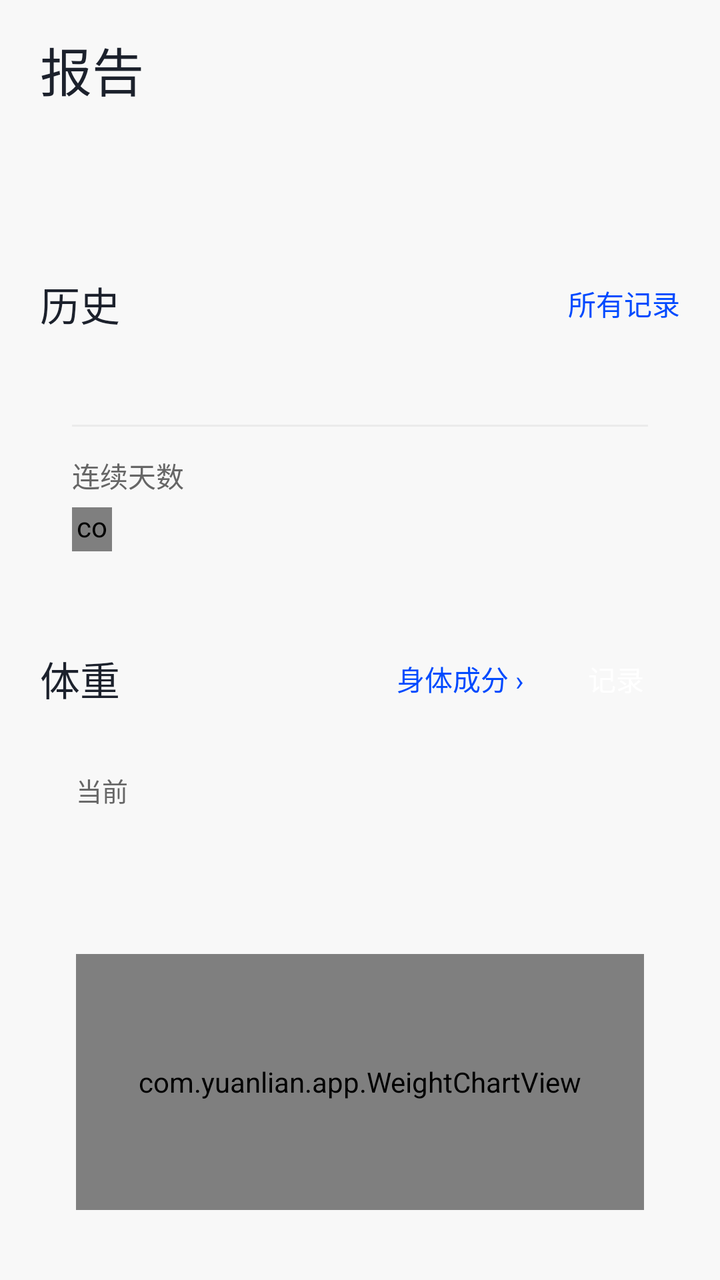
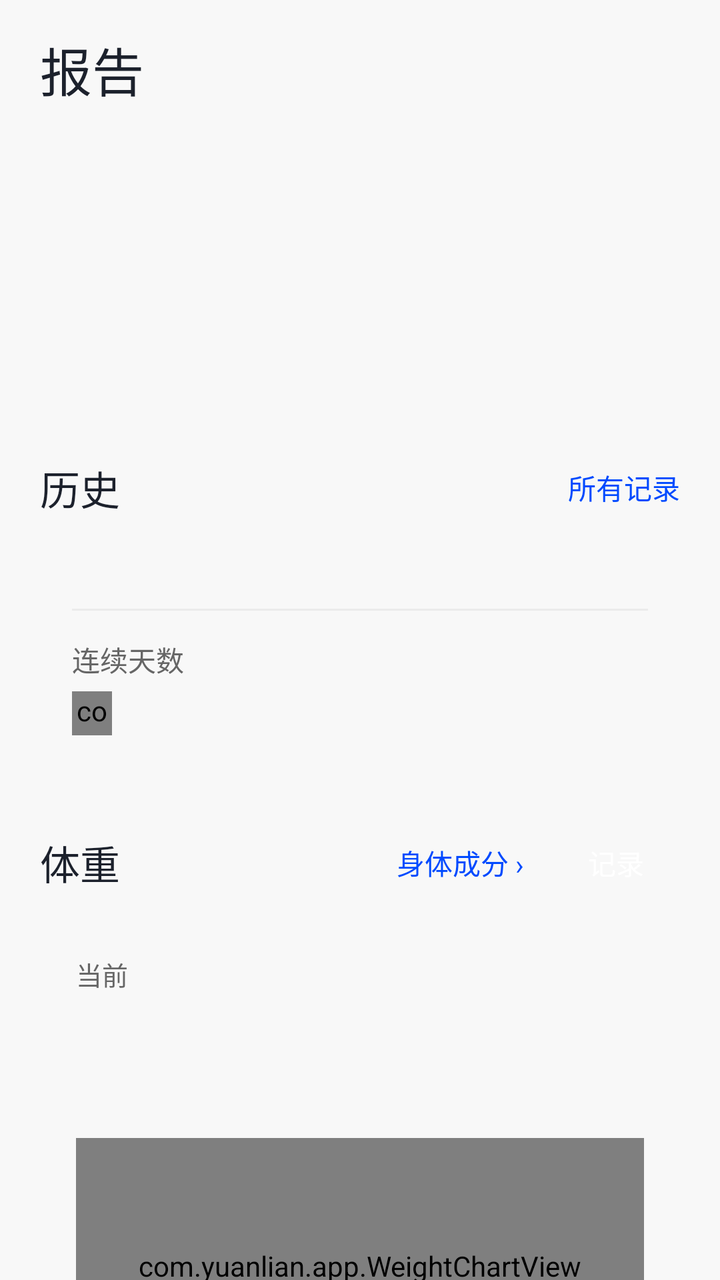

Two renders of the same Android screen: before a commit and after it. Below are the layout's source before the change and the commit's diff.
<!-- AndroidManifest.xml: application theme AppTheme -->
<!-- res/layout/activity_report.xml -->
<?xml version="1.0" encoding="utf-8"?>
<LinearLayout xmlns:android="http://schemas.android.com/apk/res/android"
    android:id="@+id/root"
    android:layout_width="match_parent"
    android:layout_height="match_parent"
    android:background="@color/bg"
    android:orientation="vertical">

    <ScrollView
        android:layout_width="match_parent"
        android:layout_height="0dp"
        android:layout_weight="1"
        android:clipToPadding="false"
        android:fillViewport="true"
        android:scrollbars="none">

        <LinearLayout
            android:layout_width="match_parent"
            android:layout_height="wrap_content"
            android:orientation="vertical"
            android:paddingLeft="20dp"
            android:paddingTop="16dp"
            android:paddingRight="20dp"
            android:paddingBottom="28dp">

            <TextView
                android:id="@+id/tv_title"
                android:layout_width="match_parent"
                android:layout_height="wrap_content"
                android:includeFontPadding="false"
                android:text="报告"
                android:textColor="@color/ink"
                android:textSize="26sp" />

            <LinearLayout
                android:id="@+id/stat_card"
                android:layout_width="match_parent"
                android:layout_height="wrap_content"
                android:layout_marginTop="18dp"
                android:orientation="horizontal"
                android:paddingTop="22dp"
                android:paddingBottom="20dp">

                <LinearLayout
                    android:id="@+id/stat_col_1"
                    android:layout_width="0dp"
                    android:layout_height="wrap_content"
                    android:layout_weight="1"
                    android:gravity="center"
                    android:orientation="vertical" />

                <LinearLayout
                    android:id="@+id/stat_col_2"
                    android:layout_width="0dp"
                    android:layout_height="wrap_content"
                    android:layout_weight="1"
                    android:gravity="center"
                    android:orientation="vertical" />

                <LinearLayout
                    android:id="@+id/stat_col_3"
                    android:layout_width="0dp"
                    android:layout_height="wrap_content"
                    android:layout_weight="1"
                    android:gravity="center"
                    android:orientation="vertical" />
            </LinearLayout>

            <LinearLayout
                android:layout_width="match_parent"
                android:layout_height="wrap_content"
                android:layout_marginTop="24dp"
                android:gravity="center_vertical"
                android:orientation="horizontal">

                <TextView
                    android:layout_width="0dp"
                    android:layout_height="wrap_content"
                    android:layout_weight="1"
                    android:includeFontPadding="false"
                    android:text="历史"
                    android:textColor="@color/ink"
                    android:textSize="20sp" />

                <TextView
                    android:id="@+id/btn_all_records"
                    android:layout_width="wrap_content"
                    android:layout_height="wrap_content"
                    android:paddingLeft="10dp"
                    android:paddingTop="4dp"
                    android:paddingBottom="4dp"
                    android:text="所有记录"
                    android:textColor="@color/accent"
                    android:textSize="14sp" />
            </LinearLayout>

            <LinearLayout
                android:id="@+id/history_card"
                android:layout_width="match_parent"
                android:layout_height="wrap_content"
                android:layout_marginTop="12dp"
                android:orientation="vertical"
                android:paddingLeft="16dp"
                android:paddingTop="18dp"
                android:paddingRight="16dp"
                android:paddingBottom="18dp">

                <LinearLayout
                    android:id="@+id/week_strip"
                    android:layout_width="match_parent"
                    android:layout_height="wrap_content"
                    android:orientation="horizontal" />

                <View
                    android:layout_width="match_parent"
                    android:layout_height="1dp"
                    android:layout_marginTop="16dp"
                    android:background="@color/line" />

                <TextView
                    android:layout_width="wrap_content"
                    android:layout_height="wrap_content"
                    android:layout_marginTop="14dp"
                    android:text="连续天数"
                    android:textColor="@color/ink_muted"
                    android:textSize="14sp" />

                <LinearLayout
                    android:layout_width="wrap_content"
                    android:layout_height="wrap_content"
                    android:layout_marginTop="2dp"
                    android:gravity="center_vertical"
                    android:orientation="horizontal">

                    <com.yuanlian.app.IconView
                        android:id="@+id/icon_flame"
                        android:layout_width="20dp"
                        android:layout_height="22dp" />

                    <TextView
                        android:id="@+id/tv_streak"
                        android:layout_width="wrap_content"
                        android:layout_height="wrap_content"
                        android:layout_marginLeft="8dp"
                        android:includeFontPadding="false"
                        android:textColor="@color/ink"
                        android:textSize="25sp" />
                </LinearLayout>
            </LinearLayout>

            <LinearLayout
                android:layout_width="match_parent"
                android:layout_height="wrap_content"
                android:layout_marginTop="24dp"
                android:gravity="center_vertical"
                android:orientation="horizontal">

                <TextView
                    android:layout_width="0dp"
                    android:layout_height="wrap_content"
                    android:layout_weight="1"
                    android:includeFontPadding="false"
                    android:text="体重"
                    android:textColor="@color/ink"
                    android:textSize="20sp" />

                <TextView
                    android:id="@+id/btn_body_comp"
                    android:layout_width="wrap_content"
                    android:layout_height="36dp"
                    android:gravity="center"
                    android:paddingLeft="12dp"
                    android:paddingRight="14dp"
                    android:text="身体成分 ›"
                    android:textColor="@color/accent"
                    android:textSize="14sp" />

                <TextView
                    android:id="@+id/btn_weight_log"
                    android:layout_width="wrap_content"
                    android:layout_height="36dp"
                    android:gravity="center"
                    android:paddingLeft="18dp"
                    android:paddingRight="18dp"
                    android:text="记录"
                    android:textColor="@color/white"
                    android:textSize="14sp" />
            </LinearLayout>

            <LinearLayout
                android:id="@+id/weight_card"
                android:layout_width="match_parent"
                android:layout_height="wrap_content"
                android:layout_marginTop="12dp"
                android:orientation="vertical"
                android:paddingLeft="18dp"
                android:paddingTop="16dp"
                android:paddingRight="18dp"
                android:paddingBottom="14dp">

                <LinearLayout
                    android:layout_width="match_parent"
                    android:layout_height="wrap_content"
                    android:orientation="horizontal">

                    <LinearLayout
                        android:layout_width="0dp"
                        android:layout_height="wrap_content"
                        android:layout_weight="1"
                        android:orientation="vertical">

                        <TextView
                            android:layout_width="wrap_content"
                            android:layout_height="wrap_content"
                            android:text="当前"
                            android:textColor="@color/ink_muted"
                            android:textSize="13sp" />

                        <TextView
                            android:id="@+id/tv_weight"
                            android:layout_width="wrap_content"
                            android:layout_height="wrap_content"
                            android:layout_marginTop="3dp"
                            android:includeFontPadding="false"
                            android:textColor="@color/ink"
                            android:textSize="29sp" />
                    </LinearLayout>

                    <LinearLayout
                        android:layout_width="wrap_content"
                        android:layout_height="wrap_content"
                        android:orientation="vertical">

                        <TextView
                            android:id="@+id/tv_weight_max"
                            android:layout_width="wrap_content"
                            android:layout_height="wrap_content"
                            android:textColor="@color/ink_muted"
                            android:textSize="13sp" />

                        <TextView
                            android:id="@+id/tv_weight_min"
                            android:layout_width="wrap_content"
                            android:layout_height="wrap_content"
                            android:layout_marginTop="5dp"
                            android:textColor="@color/ink_muted"
                            android:textSize="13sp" />
                    </LinearLayout>
                </LinearLayout>

                <TextView
                    android:id="@+id/tv_bmi"
                    android:layout_width="match_parent"
                    android:layout_height="wrap_content"
                    android:layout_marginTop="9dp"
                    android:lineSpacingExtra="3dp"
                    android:textColor="@color/ink_soft"
                    android:textSize="12sp" />

                <com.yuanlian.app.WeightChartView
                    android:id="@+id/weight_chart"
                    android:layout_width="match_parent"
                    android:layout_height="128dp"
                    android:layout_marginTop="10dp" />
            </LinearLayout>

            <LinearLayout
                android:layout_width="match_parent"
                android:layout_height="wrap_content"
                android:layout_marginTop="24dp"
                android:gravity="center_vertical"
                android:orientation="horizontal">

                <TextView
                    android:layout_width="0dp"
                    android:layout_height="wrap_content"
                    android:layout_weight="1"
                    android:includeFontPadding="false"
                    android:text="手动补记"
                    android:textColor="@color/ink"
                    android:textSize="20sp" />

                <TextView
                    android:id="@+id/btn_log"
                    android:layout_width="wrap_content"
                    android:layout_height="36dp"
                    android:paddingLeft="18dp"
                    android:paddingRight="18dp"
                    android:gravity="center"
                    android:text="补记"
                    android:textColor="@color/white"
                    android:textSize="14sp" />
            </LinearLayout>

            <LinearLayout
                android:id="@+id/volume_card"
                android:layout_width="match_parent"
                android:layout_height="wrap_content"
                android:layout_marginTop="12dp"
                android:orientation="vertical"
                android:paddingLeft="18dp"
                android:paddingTop="18dp"
                android:paddingRight="18dp"
                android:paddingBottom="14dp">

                <LinearLayout
                    android:layout_width="match_parent"
                    android:layout_height="wrap_content"
                    android:orientation="horizontal">

                    <LinearLayout
                        android:layout_width="0dp"
                        android:layout_height="wrap_content"
                        android:layout_weight="1"
                        android:orientation="vertical">

                        <TextView
                            android:layout_width="wrap_content"
                            android:layout_height="wrap_content"
                            android:text="本周累计"
                            android:textColor="@color/ink_muted"
                            android:textSize="13sp" />

                        <TextView
                            android:id="@+id/tv_total"
                            android:layout_width="wrap_content"
                            android:layout_height="wrap_content"
                            android:layout_marginTop="4dp"
                            android:includeFontPadding="false"
                            android:textColor="@color/ink"
                            android:textSize="29sp" />
                    </LinearLayout>

                    <LinearLayout
                        android:layout_width="wrap_content"
                        android:layout_height="wrap_content"
                        android:orientation="vertical">

                        <TextView
                            android:id="@+id/tv_avg"
                            android:layout_width="wrap_content"
                            android:layout_height="wrap_content"
                            android:textColor="@color/ink_muted"
                            android:textSize="13sp" />

                        <TextView
                            android:id="@+id/tv_max"
                            android:layout_width="wrap_content"
                            android:layout_height="wrap_content"
                            android:layout_marginTop="5dp"
                            android:textColor="@color/ink_muted"
                            android:textSize="13sp" />
                    </LinearLayout>
                </LinearLayout>

                <com.yuanlian.app.QuickChartView
                    android:id="@+id/chart"
                    android:layout_width="match_parent"
                    android:layout_height="168dp"
                    android:layout_marginTop="10dp" />

                <LinearLayout
                    android:id="@+id/chart_labels"
                    android:layout_width="match_parent"
                    android:layout_height="wrap_content"
                    android:orientation="horizontal" />
            </LinearLayout>

        </LinearLayout>
    </ScrollView>

    <FrameLayout
        android:id="@+id/nav_holder"
        android:layout_width="match_parent"
        android:layout_height="wrap_content" />

</LinearLayout>
<!-- resources referenced by this layout -->
<resources>
  <color name="accent">#004AFF</color>
  <color name="bg">#F8F8F8</color>
  <color name="ink">#1C212C</color>
  <color name="ink_muted">#666666</color>
  <color name="ink_soft">#888888</color>
  <color name="line">#EBEBEB</color>
  <color name="white">#FFFFFF</color>
  <style name="AppTheme" parent="@android:style/Theme.Material.Light.NoActionBar">
          <item name="android:windowBackground">#F8F8F8</item>
          <item name="android:statusBarColor">#F8F8F8</item>
          <item name="android:navigationBarColor">#F8F8F8</item>
          <item name="android:windowLightStatusBar">true</item>
          <item name="android:colorAccent">#004AFF</item>
      </style>
</resources>

<!-- the commit's change to res/layout/activity_report.xml (unified diff, before → after) -->
@@ -67,6 +67,28 @@
             </LinearLayout>
 
             <LinearLayout
+                android:id="@+id/heat_card"
+                android:layout_width="match_parent"
+                android:layout_height="wrap_content"
+                android:layout_marginTop="14dp"
+                android:orientation="vertical"
+                android:paddingLeft="16dp"
+                android:paddingTop="16dp"
+                android:paddingRight="16dp"
+                android:paddingBottom="16dp" />
+
+            <LinearLayout
+                android:id="@+id/part_card"
+                android:layout_width="match_parent"
+                android:layout_height="wrap_content"
+                android:layout_marginTop="14dp"
+                android:orientation="vertical"
+                android:paddingLeft="16dp"
+                android:paddingTop="16dp"
+                android:paddingRight="16dp"
+                android:paddingBottom="16dp" />
+
+            <LinearLayout
                 android:layout_width="match_parent"
                 android:layout_height="wrap_content"
                 android:layout_marginTop="24dp"
